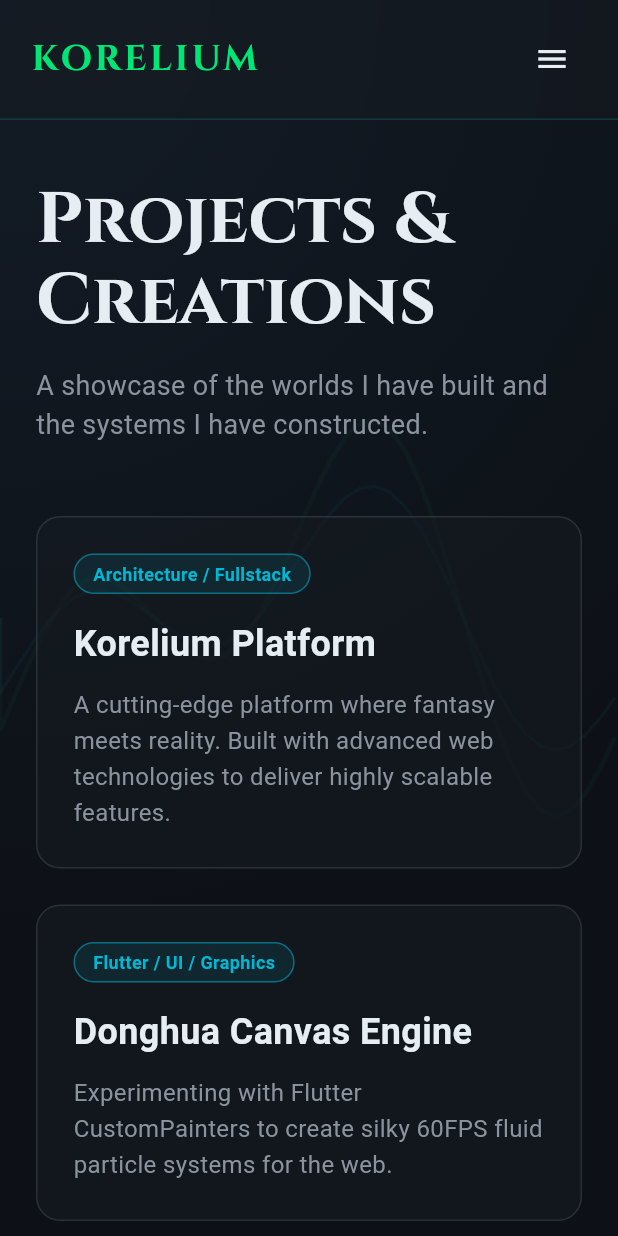
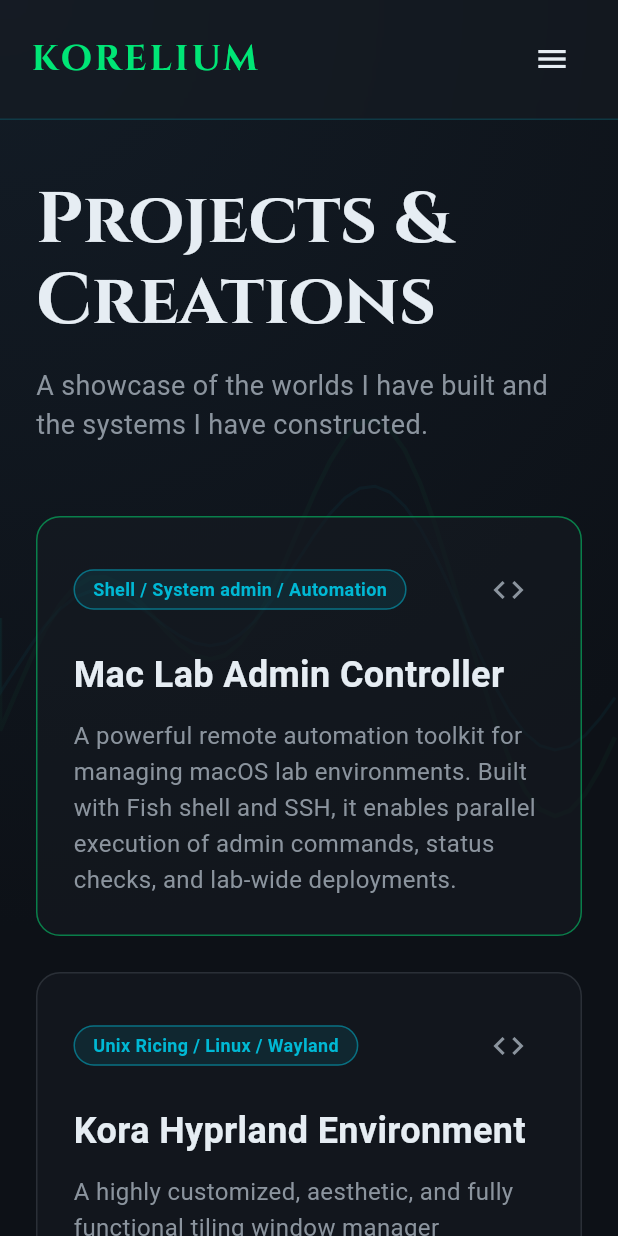
Before and after one commit to iampownkumar/korelium-web, a Flutter app: the PortfolioScreen screen opened by its route, on a phone screen of 412 x 824 dp. Run offline on Flutter 3.47's test engine with Material 3 defaults, Android fonts, the light colour scheme and no system bars; our stand-ins replace flutter_markdown, go_router, google_fonts.

Commit message:
feat: implement interactive portfolio section with dynamic GitHub projects

```diff
--- a/lib/features/about/screens/about_screen.dart
+++ b/lib/features/about/screens/about_screen.dart
@@ -68,7 +68,7 @@
               _buildTimelineItem(
                 title: 'Lab Instructor (Systems & Infrastructure)',
                 company: 'Rajalakshmi Institute of Technology',
-                period: 'Oct 2023 - Present',
+                period: 'Oct 2025 - Present',
                 description: 'Managing lab systems, automating operations (shutdown scheduling, remote management), and providing technical support for hardware and networking across multiple platforms. Created the Mac Lab Admin Controller toolkit using Fish shell and SSH.',
               ),
               const SizedBox(height: 24),
--- /dev/null
+++ b/lib/features/portfolio/data/projects_data.dart
@@ -0,0 +1,49 @@
+import '../models/project_model.dart';
+
+const List<ProjectModel> portfolioProjects = [
+  ProjectModel(
+    title: 'Mac Lab Admin Controller',
+    description: 'A powerful remote automation toolkit for managing macOS lab environments. Built with Fish shell and SSH, it enables parallel execution of admin commands, status checks, and lab-wide deployments.',
+    tag: 'Shell / System admin / Automation',
+    githubUrl: 'https://github.com/iampownkumar/mac-lab-admin-controller',
+    isFeatured: true, // The Crown Jewel
+  ),
+  // ProjectModel(
+  //   title: 'Phantom Workspace (OS Concept)',
+  //   description: 'An experimental system architecture featuring dual-password authentication. Entering different passwords at a unified login screen dynamically isolates and boots the user into entirely separate, secure workspaces without dual-booting.',
+  //   tag: 'System Architecture / Security',
+  //   // githubUrl: 'https://github.com/iampownkumar/koraos',
+  //   isFeatured: true,
+  // ),
+  ProjectModel(
+    title: 'Kora Hyprland Environment',
+    description: 'A highly customized, aesthetic, and fully functional tiling window manager configuration for Arch Linux using Hyprland. Features custom waybar integrations, fluid animations, and a cohesive personalized theme.',
+    tag: 'Unix Ricing / Linux / Wayland',
+    githubUrl: 'https://github.com/iampownkumar/kora-hyprland-config',
+  ),
+  ProjectModel(
+    title: 'Korelium Platform (Web)',
+    description: 'A visually stunning personal portfolio and architecture showcase featuring a Donghua-inspired dark theme, custom particle animations, and a Markdown-powered blog engine.',
+    tag: 'Flutter Web / UI/UX',
+    githubUrl: 'https://github.com/iampownkumar/korelium-web',
+    isFeatured: true,
+  ),
+  ProjectModel(
+    title: 'Navi Drop Taxi',
+    description: 'A freelance mobile application for a taxi booking service. Developed the frontend layout and booking flows using ReactJs to deliver a responsive, vibe-coded user experience.',
+    tag: 'ReactJS / Freelance',
+    githubUrl: 'https://github.com/iampownkumar/navi_drop_taxi',
+  ),
+  ProjectModel(
+    title: 'Korelium.org Backend',
+    description: 'A robust Node.js backend practice project designed for an online learning platform. Features course management APIs and foundational systems logic.',
+    tag: 'Node.js / Express / Backend',
+    githubUrl: 'https://github.com/iampownkumar/korelium.org',
+  ),
+  ProjectModel(
+    title: 'Concept Explorations (FinValut & Kora)',
+    description: 'Ambitious explorations into complex state management and personal finance tracking using Flutter. These experimental builds served as deep-dives into mobile app architecture and feature ideation.',
+    tag: 'Flutter / Architecture Study',
+    githubUrl: 'https://github.com/iampownkumar/finvalut',
+  ),
+];
--- /dev/null
+++ b/lib/features/portfolio/models/project_model.dart
@@ -0,0 +1,15 @@
+class ProjectModel {
+  final String title;
+  final String description;
+  final String tag;
+  final String? githubUrl;
+  final bool isFeatured;
+
+  const ProjectModel({
+    required this.title,
+    required this.description,
+    required this.tag,
+    this.githubUrl,
+    this.isFeatured = false,
+  });
+}
--- a/lib/features/portfolio/screens/portfolio_screen.dart
+++ b/lib/features/portfolio/screens/portfolio_screen.dart
@@ -1,6 +1,9 @@
 import 'package:flutter/material.dart';
+import 'package:url_launcher/url_launcher.dart';
 import '../../../core/theme/app_colors.dart';
 import '../../../shared/widgets/responsive_layout.dart';
+import '../data/projects_data.dart';
+import '../models/project_model.dart';
 
 class PortfolioScreen extends StatelessWidget {
   const PortfolioScreen({super.key});
@@ -33,20 +36,7 @@
               Wrap(
                 spacing: 24,
                 runSpacing: 24,
-                children: [
-                  _buildProjectCard(
-                    title: 'Korelium Platform',
-                    description: 'A cutting-edge platform where fantasy meets reality. Built with advanced web technologies to deliver highly scalable features.',
-                    tag: 'Architecture / Fullstack',
-                    context: context,
-                  ),
-                  _buildProjectCard(
-                    title: 'Donghua Canvas Engine',
-                    description: 'Experimenting with Flutter CustomPainters to create silky 60FPS fluid particle systems for the web.',
-                    tag: 'Flutter / UI / Graphics',
-                    context: context,
-                  ),
-                ],
+                children: portfolioProjects.map((project) => _buildProjectCard(project: project, context: context)).toList(),
               ),
             ],
           ),
@@ -55,7 +45,7 @@
     );
   }
 
-  Widget _buildProjectCard({required String title, required String description, required String tag, required BuildContext context}) {
+  Widget _buildProjectCard({required ProjectModel project, required BuildContext context}) {
     final double width = ResponsiveLayout.isMobile(context)
         ? double.infinity
         : (ResponsiveLayout.isDesktop(context) ? 450 : 320);
@@ -66,11 +56,17 @@
       decoration: BoxDecoration(
         color: AppColors.surface.withOpacity(0.5),
         borderRadius: BorderRadius.circular(16),
-        border: Border.all(color: AppColors.textSecondary.withOpacity(0.2)),
-        // Subtle hover effects would be added in a stateful wrapping here.
+        border: Border.all(
+          color: project.isFeatured
+              ? AppColors.jade.withOpacity(0.5)
+              : AppColors.textSecondary.withOpacity(0.2)
+        ),
       ),
       child: Column(
         crossAxisAlignment: CrossAxisAlignment.start,
+        children: [
+          Row(
+            mainAxisAlignment: MainAxisAlignment.spaceBetween,
             children: [
               Container(
                 padding: const EdgeInsets.symmetric(horizontal: 12, vertical: 4),
@@ -79,14 +75,29 @@
                   borderRadius: BorderRadius.circular(20),
                   border: Border.all(color: AppColors.cyan.withOpacity(0.5)),
                 ),
-            child: Text(tag, style: const TextStyle(fontSize: 12, color: AppColors.cyan, fontWeight: FontWeight.bold)),
+                child: Text(project.tag, style: const TextStyle(fontSize: 12, color: AppColors.cyan, fontWeight: FontWeight.bold)),
+              ),
+              if (project.githubUrl != null)
+                IconButton(
+                  icon: const Icon(Icons.code, color: AppColors.textSecondary),
+                  tooltip: 'View Source Code',
+                  onPressed: () => _launchURL(project.githubUrl!),
+                )
+            ],
           ),
           const SizedBox(height: 16),
-          Text(title, style: const TextStyle(fontSize: 24, fontWeight: FontWeight.bold, color: AppColors.textPrimary)),
+          Text(project.title, style: const TextStyle(fontSize: 24, fontWeight: FontWeight.bold, color: AppColors.textPrimary)),
           const SizedBox(height: 12),
-          Text(description, style: const TextStyle(fontSize: 16, color: AppColors.textSecondary, height: 1.5)),
+          Text(project.description, style: const TextStyle(fontSize: 16, color: AppColors.textSecondary, height: 1.5)),
         ],
       ),
     );
   }
+
+  void _launchURL(String url) async {
+    final uri = Uri.parse(url);
+    if (await canLaunchUrl(uri)) {
+      await launchUrl(uri);
     }
+  }
+}
```
Lines whose indentation alone changed are shown as unchanged.
